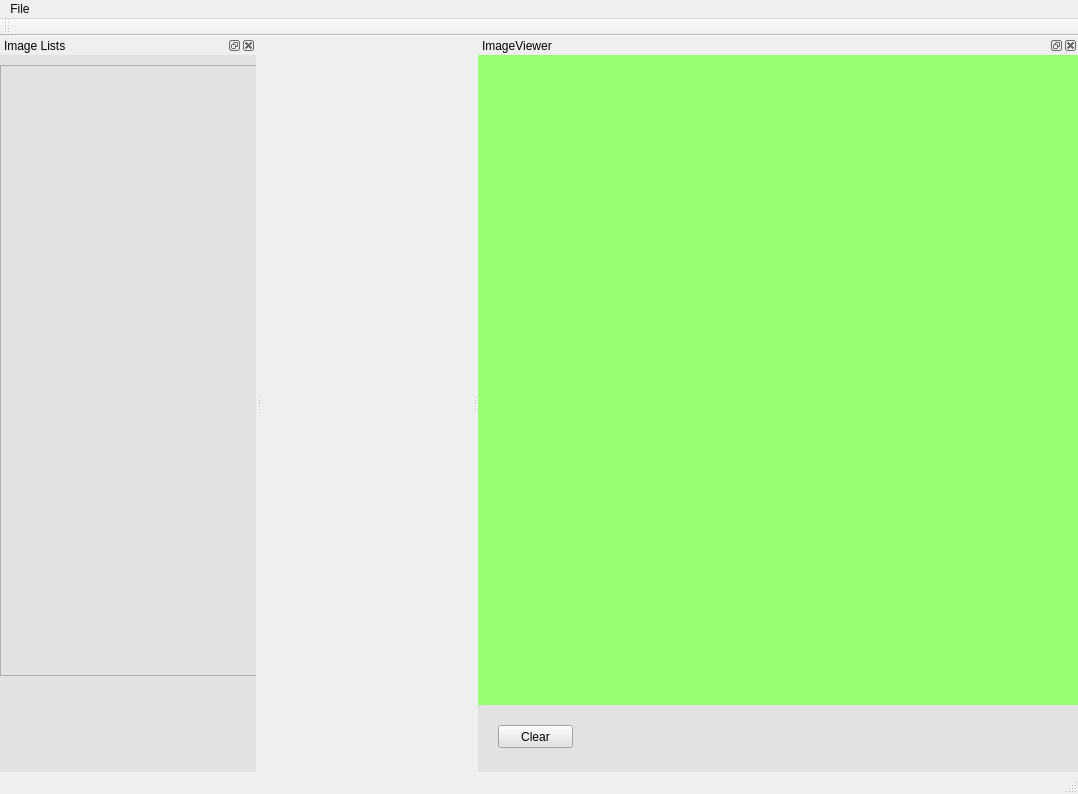
This is SpriteEditor/spriteeditor.ui in testgltk/tool_work as Qt 5 draws it before an edit. The edited form follows.
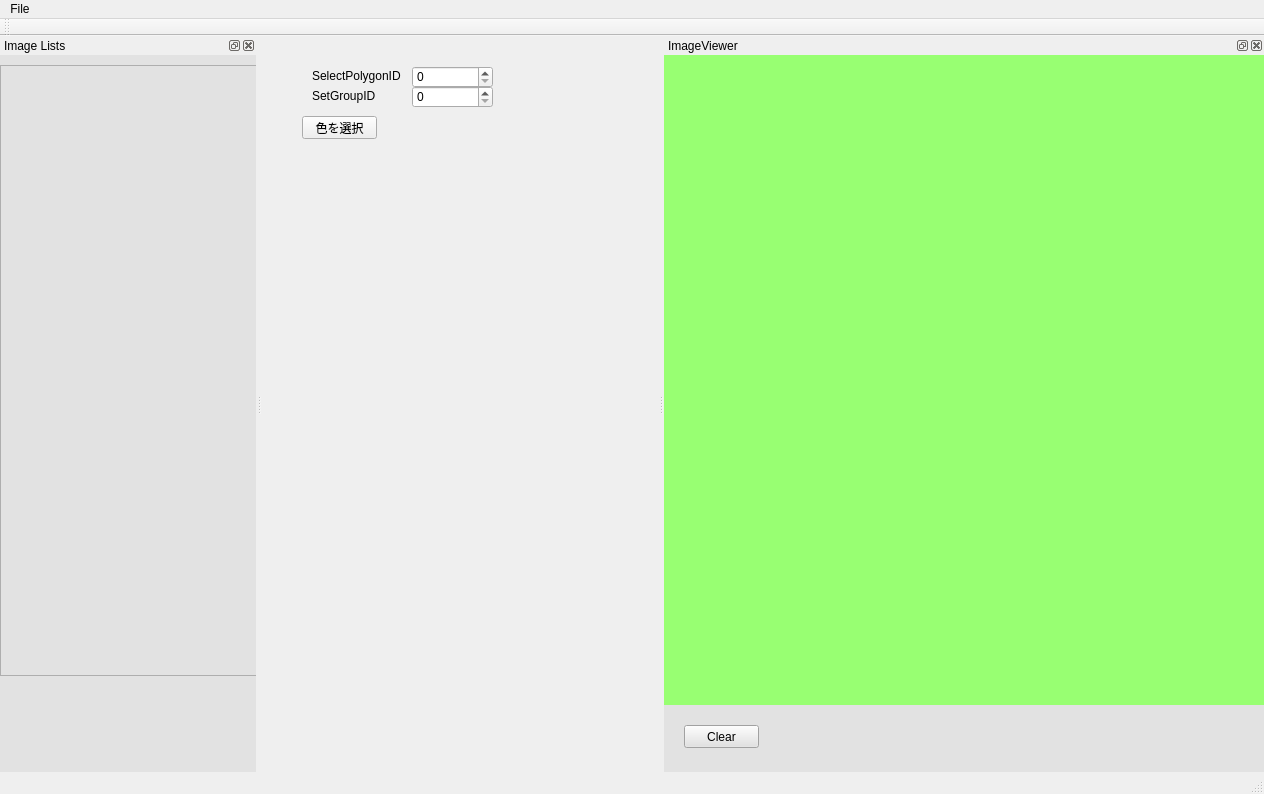
This is the edited form. Custom widgets are drawn as their Qt base class.

Commit message: ポリゴンを貼り付ける。　グループを選択する、ポリゴンカラーを設定する などの機能を追加。

What changed in the file:
```diff
--- a/SpriteEditor/spriteeditor.ui
+++ b/SpriteEditor/spriteeditor.ui
@@ -6,7 +6,7 @@
    <rect>
     <x>0</x>
     <y>0</y>
-    <width>1078</width>
+    <width>1264</width>
     <height>794</height>
    </rect>
   </property>
@@ -16,13 +16,79 @@
   <property name="windowTitle">
    <string>SpriteEditor</string>
   </property>
-  <widget class="QWidget" name="centralWidget"/>
+  <widget class="QWidget" name="centralWidget">
+   <widget class="QLabel" name="label">
+    <property name="geometry">
+     <rect>
+      <x>50</x>
+      <y>30</y>
+      <width>91</width>
+      <height>20</height>
+     </rect>
+    </property>
+    <property name="text">
+     <string>SelectPolygonID</string>
+    </property>
+   </widget>
+   <widget class="QSpinBox" name="spinBox_selectPolygonID">
+    <property name="geometry">
+     <rect>
+      <x>150</x>
+      <y>30</y>
+      <width>81</width>
+      <height>22</height>
+     </rect>
+    </property>
+    <property name="maximum">
+     <number>511</number>
+    </property>
+   </widget>
+   <widget class="QPushButton" name="pushButton_selectColor">
+    <property name="geometry">
+     <rect>
+      <x>40</x>
+      <y>80</y>
+      <width>75</width>
+      <height>23</height>
+     </rect>
+    </property>
+    <property name="text">
+     <string>色を選択</string>
+    </property>
+   </widget>
+   <widget class="QLabel" name="label_2">
+    <property name="geometry">
+     <rect>
+      <x>50</x>
+      <y>50</y>
+      <width>91</width>
+      <height>20</height>
+     </rect>
+    </property>
+    <property name="text">
+     <string>SetGroupID</string>
+    </property>
+   </widget>
+   <widget class="QSpinBox" name="spinBox_selectGroupID">
+    <property name="geometry">
+     <rect>
+      <x>150</x>
+      <y>50</y>
+      <width>81</width>
+      <height>22</height>
+     </rect>
+    </property>
+    <property name="maximum">
+     <number>511</number>
+    </property>
+   </widget>
+  </widget>
   <widget class="QMenuBar" name="menuBar">
    <property name="geometry">
     <rect>
      <x>0</x>
      <y>0</y>
-     <width>1078</width>
+     <width>1264</width>
      <height>24</height>
     </rect>
    </property>
```
Left out of the diff: 6 changed lines with no effect on the pictures. The commit also changes 19 other files.
